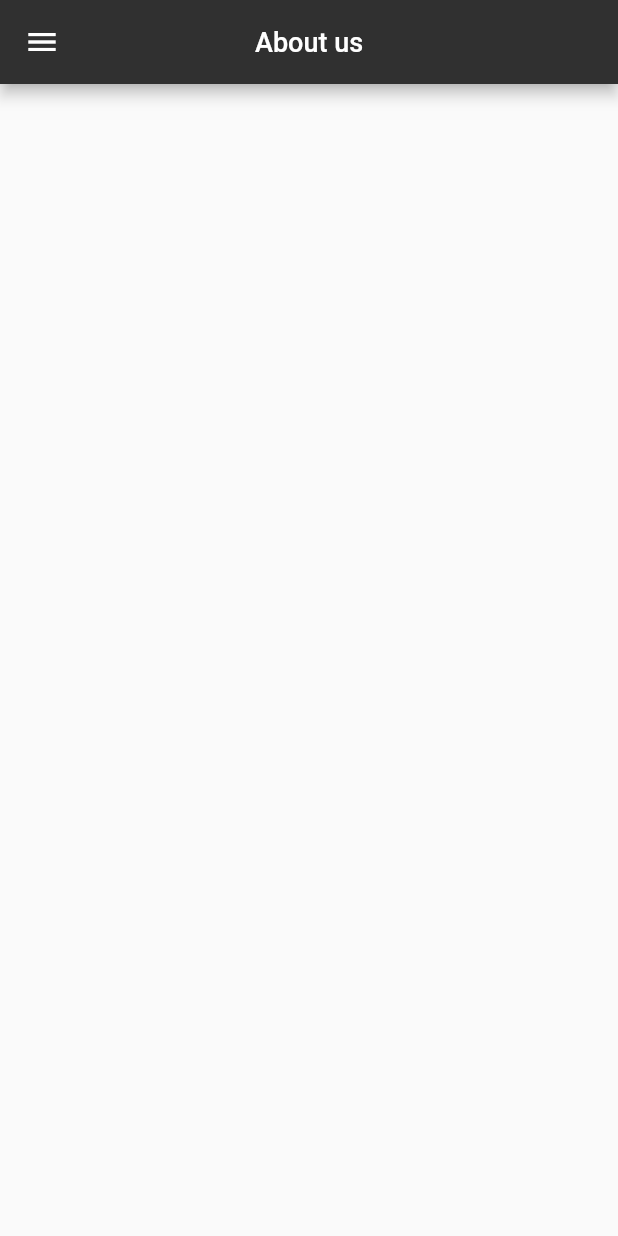
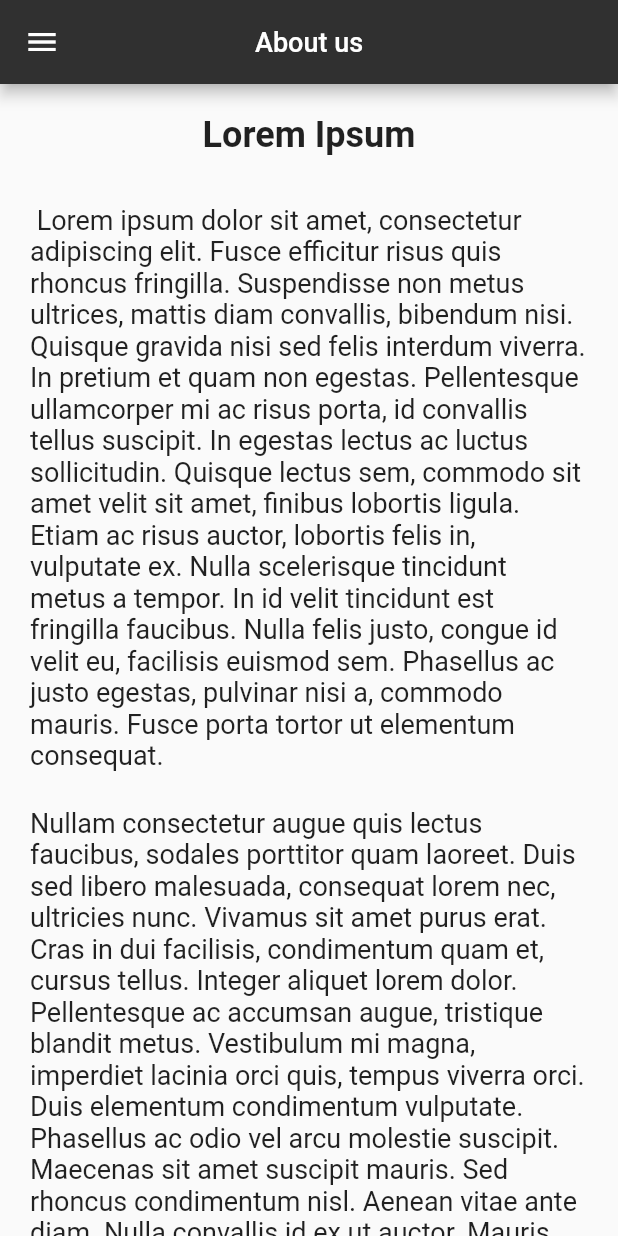
Before and after one commit to JorisTruong/homeaccountant-app, a Flutter app: the AboutPage screen opened by its route, on a phone screen of 412 x 824 dp. Run offline on Flutter 3.47's test engine with Material 2 defaults, Android fonts, the phone set to English and light mode, and no system bars; our stand-ins replace fl_chart, flutter_redux, redux, sliding_up_panel, sqflite; missing offline and left inert: flutter_date_pickers, flutter_iconpicker, keyboard_avoider; accounts and stored records are empty.

Commit message:
feat: added lorem ipsum in About page

```diff
--- a/lib/const.dart
+++ b/lib/const.dart
@@ -29,6 +29,7 @@ class BaseColors {
 }
 
 class BaseFontSize {
+  double bigTitle = 24;
   double title = 18;
   double title2 = 16;
   double subtitle = 14;
--- a/lib/screen/about.dart
+++ b/lib/screen/about.dart
@@ -41,7 +41,7 @@ class _AboutPageState extends State<AboutPage> with TickerProviderStateMixin {
                 title: Text(
                   'About us',
                   style: TextStyle(
-                      fontSize: baseFontSize.title
+                    fontSize: baseFontSize.title
                   ),
                 ),
                 centerTitle: true,
@@ -50,7 +50,44 @@ class _AboutPageState extends State<AboutPage> with TickerProviderStateMixin {
               ),
               /// This is the drawer accessible from a left-to-right swipe or the top left icon.
               drawer: NavigationDrawer(),
-              body: Center(
+              body: SingleChildScrollView(
+                padding: EdgeInsets.all(20.0),
+                child: Column(
+                  children: [
+                    Row(
+                      mainAxisAlignment: MainAxisAlignment.center,
+                      children: [
+                        Text(
+                          'Lorem Ipsum',
+                          style: TextStyle(
+                            fontSize: baseFontSize.bigTitle,
+                            fontWeight: FontWeight.bold
+                          ),
+                        ),
+                      ]
+                    ),
+                    SizedBox(height: 32),
+                    Container(
+                      child: Column(
+                        children: [
+                          Text(
+                            ' Lorem ipsum dolor sit amet, consectetur adipiscing elit. Fusce efficitur risus quis rhoncus fringilla. Suspendisse non metus ultrices, mattis diam convallis, bibendum nisi. Quisque gravida nisi sed felis interdum viverra. In pretium et quam non egestas. Pellentesque ullamcorper mi ac risus porta, id convallis tellus suscipit. In egestas lectus ac luctus sollicitudin. Quisque lectus sem, commodo sit amet velit sit amet, finibus lobortis ligula. Etiam ac risus auctor, lobortis felis in, vulputate ex. Nulla scelerisque tincidunt metus a tempor. In id velit tincidunt est fringilla faucibus. Nulla felis justo, congue id velit eu, facilisis euismod sem. Phasellus ac justo egestas, pulvinar nisi a, commodo mauris. Fusce porta tortor ut elementum consequat.',
+                            style: TextStyle(
+                              fontSize: baseFontSize.title
+                            ),
+                          ),
+                          SizedBox(height: 24),
+                          Text(
+                            'Nullam consectetur augue quis lectus faucibus, sodales porttitor quam laoreet. Duis sed libero malesuada, consequat lorem nec, ultricies nunc. Vivamus sit amet purus erat. Cras in dui facilisis, condimentum quam et, cursus tellus. Integer aliquet lorem dolor. Pellentesque ac accumsan augue, tristique blandit metus. Vestibulum mi magna, imperdiet lacinia orci quis, tempus viverra orci. Duis elementum condimentum vulputate. Phasellus ac odio vel arcu molestie suscipit. Maecenas sit amet suscipit mauris. Sed rhoncus condimentum nisl. Aenean vitae ante diam. Nulla convallis id ex ut auctor. Mauris mattis sit amet neque id tempus. Curabitur et posuere felis. Vestibulum ornare non sapien id convallis.',
+                            style: TextStyle(
+                              fontSize: baseFontSize.title
+                            ),
+                          )
+                        ],
+                      ),
+                    )
+                  ]
+                )
               ),
             )
           );
```
